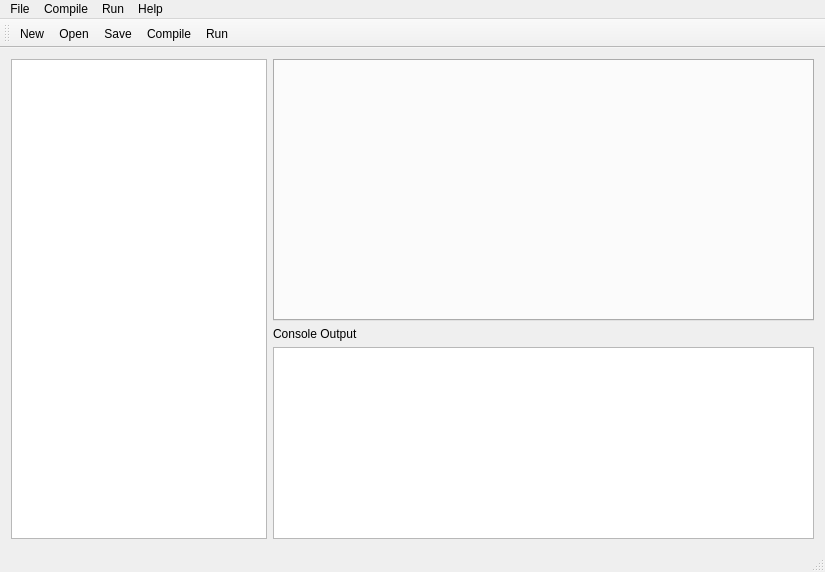
Qt form mainwindow.ui (RunheZH/SCAPES) before a commit.
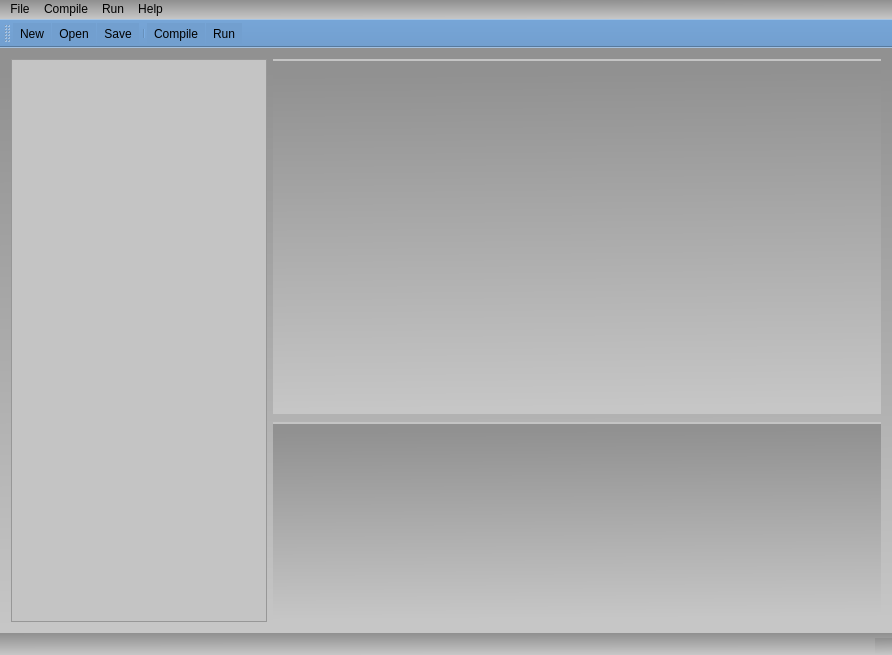
The same form after that commit. Icons and pictures are not drawn.

```diff
--- a/mainwindow.ui
+++ b/mainwindow.ui
@@ -6,19 +6,76 @@
    <rect>
     <x>0</x>
     <y>0</y>
-    <width>825</width>
-    <height>572</height>
+    <width>892</width>
+    <height>655</height>
    </rect>
   </property>
   <property name="windowTitle">
    <string>MainWindow</string>
   </property>
+  <property name="styleSheet">
+   <string notr="true">background-color: qlineargradient(spread:pad, x1:0.502538, y1:0.034, x2:0.517766, y2:0.983, stop:0 rgba(145, 145, 145, 255), stop:1 rgba(198, 198, 198, 255));</string>
+  </property>
   <widget class="QWidget" name="centralWidget">
    <layout class="QGridLayout" name="gridLayout">
     <item row="0" column="1">
      <layout class="QVBoxLayout" name="verticalLayout">
       <item>
        <widget class="QTabWidget" name="tabWidget">
+        <property name="styleSheet">
+         <string notr="true">QTabWidget::pane {
+    border-top: 2px solid rgb(196, 196, 196);
+}
+
+QTabWidget::tab-bar {
+    left: 5px;
+}
+
+QTabBar::tab {
+    background: qlineargradient(spread:pad, x1:0.5, y1:0, x2:0.5, y2:1, stop:0 rgba(90, 131, 174, 255), stop:1 rgba(117, 176, 238, 255));
+    border: 2px solid rgb(90, 131, 174);
+    border-bottom-color: rgb(90, 131, 174);
+    border-top-left-radius: 4px;
+    border-top-right-radius: 4px;
+    min-width: 13ex;
+    padding: 3px;
+	font: 75 11pt &quot;Source Code Pro&quot; white;
+}
+
+QTabBar::tab:hover {
+    background: qlineargradient(spread:pad, x1:0.5, y1:0, x2:0.5, y2:1, stop:0 rgba(114, 159, 207, 255), stop:1 rgba(52, 101, 164, 255));
+}
+
+QTabBar::tab:selected {
+	background: qlineargradient(spread:pad, x1:0.5, y1:0, x2:0.5, y2:1, stop:0 rgba(52, 101, 164, 255), stop:1 rgba(114, 159, 207, 255));
+    border-color: rgb(52, 101, 164);
+    border-bottom-color: rgb(52, 101, 164);
+}
+
+QTabBar::tab:!selected {
+    margin-top: 2px;
+}
+
+QTabBar::tab:selected {
+    margin-left: -4px;
+    margin-right: -4px;
+}
+
+QTabBar::tab:first:selected {
+    margin-left: 0; /* the first selected tab has nothing to overlap with on the left */
+}
+
+QTabBar::tab:last:selected {
+    margin-right: 0; /* the last selected tab has nothing to overlap with on the right */
+}
+
+QTabBar::tab:only-one {
+    margin: 0; /* if there is only one tab, we don't want overlapping margins */
+}
+
+
+</string>
+        </property>
         <property name="tabShape">
          <enum>QTabWidget::Triangular</enum>
         </property>
@@ -38,33 +95,6 @@
       </item>
      </layout>
     </item>
-    <item row="1" column="1">
-     <layout class="QVBoxLayout" name="verticalLayout_2">
-      <item>
-       <widget class="QLabel" name="label">
-        <property name="sizePolicy">
-         <sizepolicy hsizetype="Preferred" vsizetype="Fixed">
-          <horstretch>0</horstretch>
-          <verstretch>0</verstretch>
-         </sizepolicy>
-        </property>
-        <property name="text">
-         <string>Console Output</string>
-        </property>
-       </widget>
-      </item>
-      <item>
-       <widget class="QTextEdit" name="consoleText">
-        <property name="sizePolicy">
-         <sizepolicy hsizetype="Expanding" vsizetype="Fixed">
-          <horstretch>0</horstretch>
-          <verstretch>0</verstretch>
-         </sizepolicy>
-        </property>
-       </widget>
-      </item>
-     </layout>
-    </item>
     <item row="0" column="0" rowspan="2">
      <layout class="QVBoxLayout" name="verticalLayout_3">
       <item>
@@ -75,6 +105,128 @@
           <verstretch>0</verstretch>
          </sizepolicy>
         </property>
+        <property name="styleSheet">
+         <string notr="true">QTreeView {
+    background-color: rgb(196, 196, 196);
+}
+
+QTreeView {
+    show-decoration-selected: 1;
+}
+
+QTreeView::item {
+    border: 1px solid rgb(142, 141, 141);
+    border-top-color: transparent;
+    border-bottom-color: transparent;
+}
+
+QTreeView::item:hover {
+    background: qlineargradient(spread:pad, x1:0.5, y1:0, x2:0.5, y2:1, stop:0 rgba(114, 159, 207, 255), stop:1 rgba(52, 101, 164, 255));
+    border: 1px solid rgb(114, 159, 207);
+}
+
+QTreeView::item:selected {
+    border: 1px solid qlineargradient(spread:pad, x1:0.5, y1:0, x2:0.5, y2:1, stop:0 rgba(52, 101, 164, 255), stop:1 rgba(114, 159, 207, 255));
+}
+
+QTreeView::item:selected:active{
+    background: rgb(52, 101, 164);
+	border: 1px solid rgb(52, 101, 164);
+}
+QTreeView{selection-background-color: rgba(243, 67, 12, 0);}</string>
+        </property>
+       </widget>
+      </item>
+     </layout>
+    </item>
+    <item row="1" column="1">
+     <layout class="QVBoxLayout" name="verticalLayout_2">
+      <property name="topMargin">
+       <number>2</number>
+      </property>
+      <item>
+       <widget class="QTabWidget" name="outputWidget">
+        <property name="sizePolicy">
+         <sizepolicy hsizetype="Expanding" vsizetype="Minimum">
+          <horstretch>0</horstretch>
+          <verstretch>0</verstretch>
+         </sizepolicy>
+        </property>
+        <property name="minimumSize">
+         <size>
+          <width>0</width>
+          <height>200</height>
+         </size>
+        </property>
+        <property name="styleSheet">
+         <string notr="true">QTabWidget::pane {
+    border-top: 2px solid rgb(196, 196, 196);
+}
+
+QTabWidget::tab-bar {
+    left: 5px;
+}
+
+QTabBar::tab {
+    background: qlineargradient(spread:pad, x1:0.5, y1:0, x2:0.5, y2:1, stop:0 rgba(90, 131, 174, 255), stop:1 rgba(117, 176, 238, 255));
+    border: 2px solid rgb(90, 131, 174);
+    border-bottom-color: rgb(90, 131, 174);
+    border-top-left-radius: 4px;
+    border-top-right-radius: 4px;
+    min-width: 20ex;
+    padding: 3px;
+	font: 75 12pt &quot;Source Code Pro&quot;;
+}
+
+QTabBar::tab:hover {
+    background: qlineargradient(spread:pad, x1:0.5, y1:0, x2:0.5, y2:1, stop:0 rgba(114, 159, 207, 255), stop:1 rgba(52, 101, 164, 255));
+}
+
+QTabBar::tab:selected {
+	background: qlineargradient(spread:pad, x1:0.5, y1:0, x2:0.5, y2:1, stop:0 rgba(52, 101, 164, 255), stop:1 rgba(114, 159, 207, 255));
+    border-color: rgb(52, 101, 164);
+    border-bottom-color: rgb(52, 101, 164);
+}
+
+QTabBar::tab:!selected {
+    margin-top: 2px;
+}
+
+QTabBar::tab:selected {
+    margin-left: -4px;
+    margin-right: -4px;
+}
+
+QTabBar::tab:first:selected {
+    margin-left: 0; /* the first selected tab has nothing to overlap with on the left */
+}
+
+QTabBar::tab:last:selected {
+    margin-right: 0; /* the last selected tab has nothing to overlap with on the right */
+}
+
+QTabBar::tab:only-one {
+    margin: 0; /* if there is only one tab, we don't want overlapping margins */
+}
+
+
+</string>
+        </property>
+        <property name="tabShape">
+         <enum>QTabWidget::Triangular</enum>
+        </property>
+        <property name="currentIndex">
+         <number>-1</number>
+        </property>
+        <property name="iconSize">
+         <size>
+          <width>16</width>
+          <height>16</height>
+         </size>
+        </property>
+        <property name="elideMode">
+         <enum>Qt::ElideNone</enum>
+        </property>
        </widget>
       </item>
      </layout>
@@ -86,7 +238,7 @@
     <rect>
      <x>0</x>
      <y>0</y>
-     <width>825</width>
+     <width>892</width>
      <height>22</height>
     </rect>
    </property>
@@ -125,6 +277,12 @@
    <addaction name="menuSettings"/>
   </widget>
   <widget class="QToolBar" name="mainToolBar">
+   <property name="autoFillBackground">
+    <bool>false</bool>
+   </property>
+   <property name="styleSheet">
+    <string notr="true">background-color: rgb(114, 159, 207)</string>
+   </property>
    <attribute name="toolBarArea">
     <enum>TopToolBarArea</enum>
    </attribute>
@@ -134,6 +292,7 @@
    <addaction name="actionNew"/>
    <addaction name="actionOpen"/>
    <addaction name="actionSave"/>
+   <addaction name="separator"/>
    <addaction name="actionCompile"/>
    <addaction name="actionRun"/>
   </widget>
```
Left out of the diff: 56 changed lines with no effect on the pictures.
